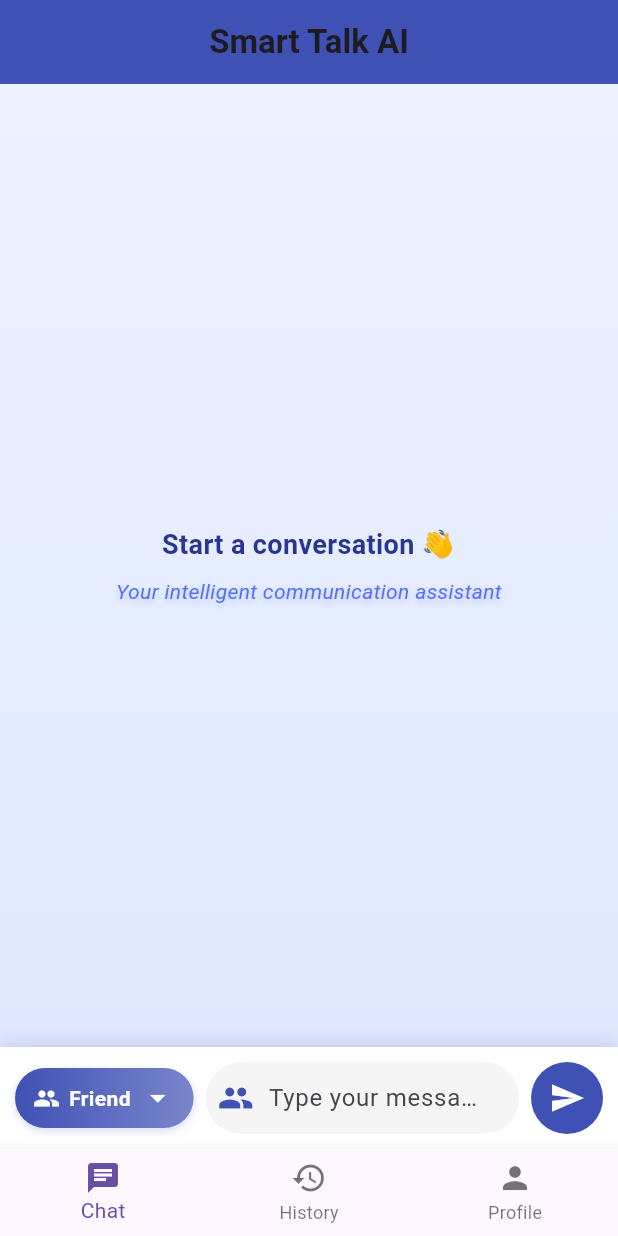
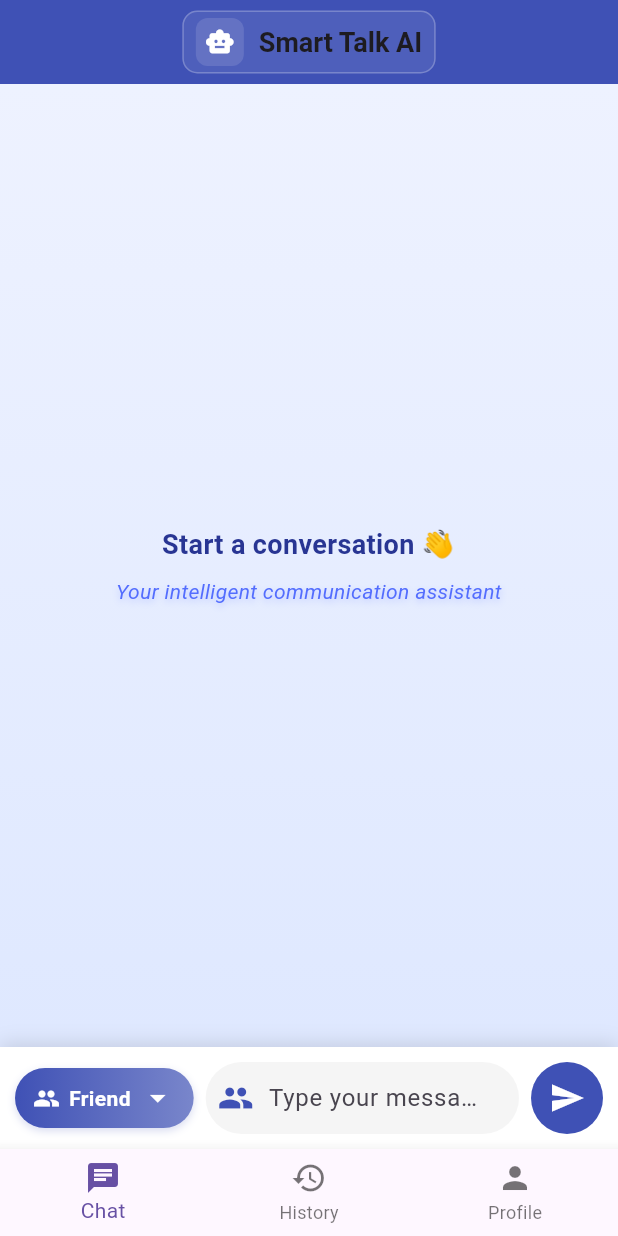
Before and after one commit to aizaziqbal11-wq/smart-talk-ai, a Flutter app: the screen it shows after launch, on a phone screen of 412 x 824 dp. Run offline on Flutter 3.47's test engine with Material 3 defaults, Android fonts, the phone set to English and light mode, and no system bars.

Commit message:
adding logo

```diff
--- a/lib/screens/chat_screen.dart
+++ b/lib/screens/chat_screen.dart
@@ -38,9 +38,35 @@ class _ChatScreenState extends State<ChatScreen> {
       appBar: AppBar(
         elevation: 0,
         centerTitle: true,
-        title: const Text(
-          "Smart Talk AI",
-          style: TextStyle(fontWeight: FontWeight.bold),
+        title: Container(
+          padding: const EdgeInsets.symmetric(horizontal: 8, vertical: 4),
+          decoration: BoxDecoration(
+            color: Colors.white.withOpacity(0.08),
+            borderRadius: BorderRadius.circular(10),
+            border: Border.all(color: Colors.white24),
+          ),
+          child: Row(
+            mainAxisSize: MainAxisSize.min,
+            children: [
+              Container(
+                padding: const EdgeInsets.all(6),
+                decoration: BoxDecoration(
+                  color: Colors.white.withOpacity(0.12),
+                  borderRadius: BorderRadius.circular(8),
+                ),
+                child: const Icon(
+                  Icons.smart_toy,
+                  color: Colors.white,
+                  size: 20,
+                ),
+              ),
+              const SizedBox(width: 10),
+              const Text(
+                "Smart Talk AI",
+                style: TextStyle(fontWeight: FontWeight.bold, fontSize: 18),
+              ),
+            ],
+          ),
         ),
         backgroundColor: Colors.indigo,
       ),
```
